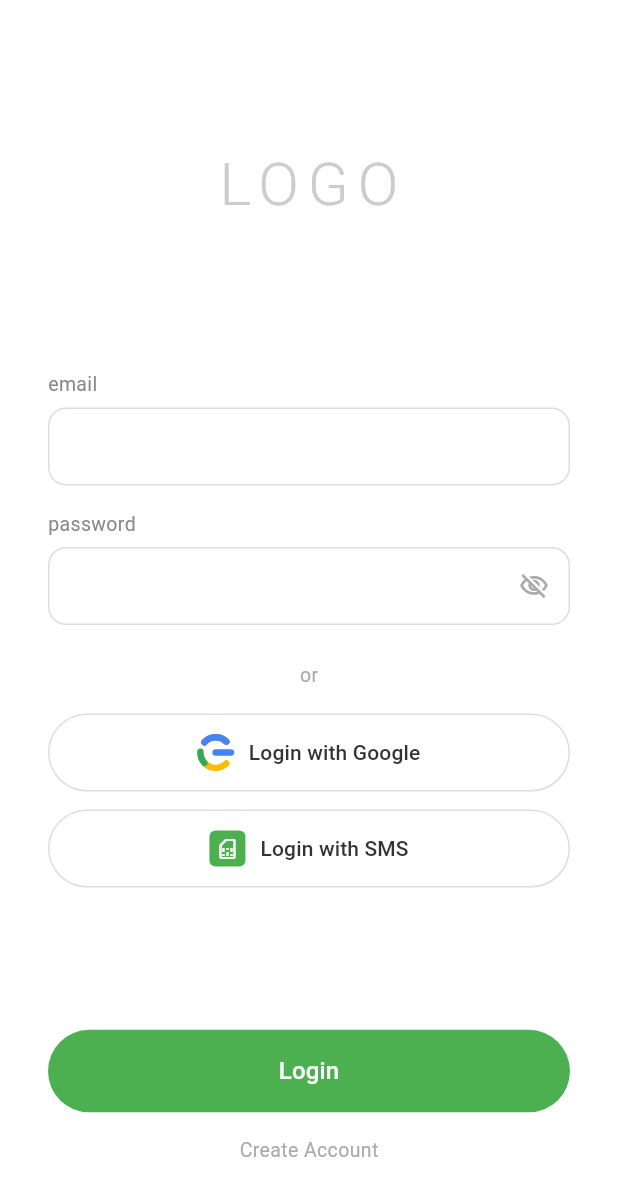
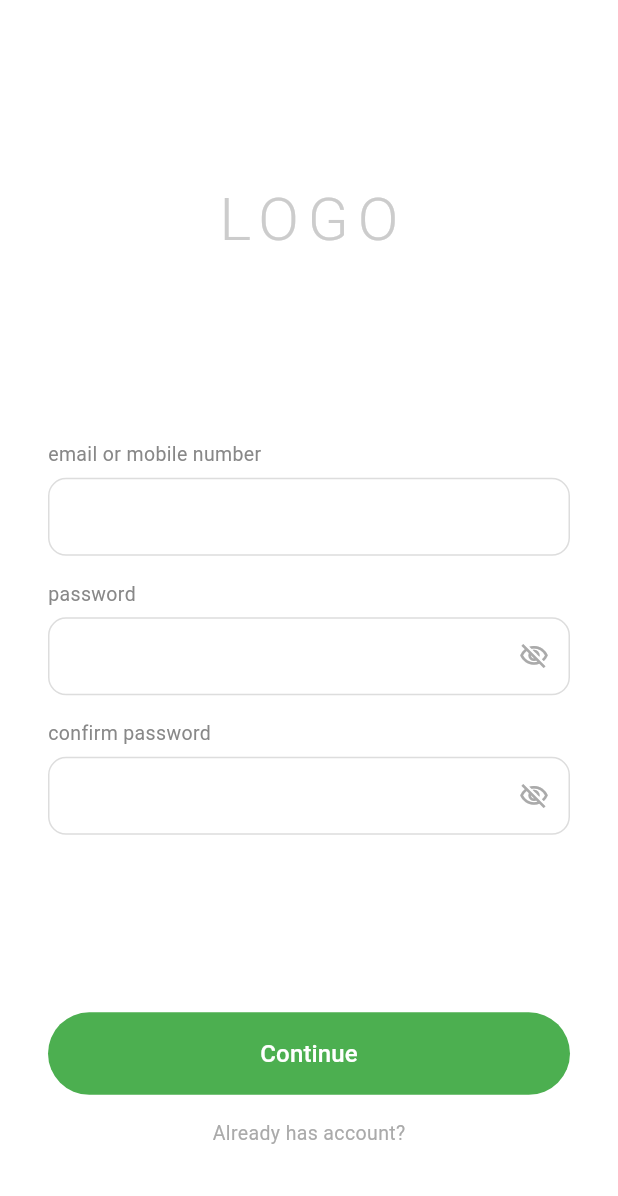
Before and after one commit to jhnlvnndrnl/BIN, a Flutter app: the screen it shows after launch, after a tap on "Create Account", on a phone screen of 412 x 824 dp. Shown: the top 1196 px of the screen. Run offline on Flutter 3.47's test engine with Material 3 defaults, Android fonts, the phone set to English and light mode, and no system bars; our stand-ins replace flutter_dotenv, supabase_flutter; accounts and stored records are empty; network calls fail.

Commit message:
feat: initial supabase auth setup with login, register screens and migrations

```diff
--- a/frontend/lib/main.dart
+++ b/frontend/lib/main.dart
@@ -2,6 +2,7 @@ import 'package:flutter/material.dart';
 import 'package:supabase_flutter/supabase_flutter.dart';
 import 'package:flutter_dotenv/flutter_dotenv.dart';
 import 'screens/login_screen.dart';
+import 'screens/register_screen.dart';
 
 Future<void> main() async {
   WidgetsFlutterBinding.ensureInitialized();
@@ -31,7 +32,11 @@ class MyApp extends StatelessWidget {
         colorScheme: ColorScheme.fromSeed(seedColor: Colors.deepPurple),
         useMaterial3: true,
       ),
-      home: const LoginScreen(),
+      initialRoute: '/login',
+      routes: {
+        '/login':    (context) => const LoginScreen(),
+        '/register': (context) => const RegisterScreen(),
+      },
     );
   }
 }
--- a/frontend/lib/screens/login_screen.dart
+++ b/frontend/lib/screens/login_screen.dart
@@ -335,10 +335,7 @@ class _LoginScreenState extends State<LoginScreen> {
 
               // Create Account
               GestureDetector(
-                onTap: () {
-                  // TODO: navigate to register screen
-                  Navigator.pushNamed(context, '/register');
-                },
+                onTap: () => Navigator.pushNamed(context, '/register'),
                 child: const Center(
                   child: Text(
                     'Create Account',
--- /dev/null
+++ b/frontend/lib/screens/register_screen.dart
@@ -0,0 +1,282 @@
+import 'package:flutter/material.dart';
+import 'package:supabase_flutter/supabase_flutter.dart';
+import '../main.dart';
+
+class RegisterScreen extends StatefulWidget {
+  const RegisterScreen({super.key});
+
+  @override
+  State<RegisterScreen> createState() => _RegisterScreenState();
+}
+
+class _RegisterScreenState extends State<RegisterScreen> {
+  final _emailOrPhoneController = TextEditingController();
+  final _passwordController = TextEditingController();
+  final _confirmPasswordController = TextEditingController();
+
+  bool _obscurePassword = true;
+  bool _obscureConfirm = true;
+  bool _isLoading = false;
+
+  static const _green = Color(0xFF4CAF50);
+
+  @override
+  void dispose() {
+    _emailOrPhoneController.dispose();
+    _passwordController.dispose();
+    _confirmPasswordController.dispose();
+    super.dispose();
+  }
+
+  bool _isPhone(String value) => RegExp(r'^\+?[0-9]{7,15}$').hasMatch(value);
+  bool _isEmail(String value) => RegExp(r'^[^@]+@[^@]+\.[^@]+').hasMatch(value);
+
+  Future<void> _register() async {
+    final input = _emailOrPhoneController.text.trim();
+    final password = _passwordController.text.trim();
+    final confirm = _confirmPasswordController.text.trim();
+
+    // Validations
+    if (input.isEmpty || password.isEmpty || confirm.isEmpty) {
+      _showSnackBar('Please fill in all fields');
+      return;
+    }
+    if (!_isEmail(input) && !_isPhone(input)) {
+      _showSnackBar('Enter a valid email or phone number');
+      return;
+    }
+    if (password != confirm) {
+      _showSnackBar('Passwords do not match');
+      return;
+    }
+    if (password.length < 6) {
+      _showSnackBar('Password must be at least 6 characters');
+      return;
+    }
+
+    setState(() => _isLoading = true);
+
+    try {
+      if (_isEmail(input)) {
+        // ── Email sign up ──
+        await supabase.auth.signUp(
+          email: input,
+          password: password,
+        );
+        if (mounted) {
+          _showSnackBar('Check your email to confirm your account!');
+          Navigator.pushReplacementNamed(context, '/login');
+        }
+      } else {
+        // ── Phone / SMS sign up ──
+        await supabase.auth.signInWithOtp(phone: input);
+        if (mounted) {
+          _showSnackBar('OTP sent to $input');
+          Navigator.pushNamed(context, '/otp', arguments: input);
+        }
+      }
+    } on AuthException catch (e) {
+      _showSnackBar(e.message);
+    } catch (e) {
+      _showSnackBar('Unexpected error occurred');
+    } finally {
+      if (mounted) setState(() => _isLoading = false);
+    }
+  }
+
+  void _showSnackBar(String message) {
+    ScaffoldMessenger.of(context).showSnackBar(
+      SnackBar(content: Text(message)),
+    );
+  }
+
+  @override
+  Widget build(BuildContext context) {
+    return Scaffold(
+      backgroundColor: Colors.white,
+      body: SafeArea(
+        child: Padding(
+          padding: const EdgeInsets.symmetric(horizontal: 32.0),
+          child: Column(
+            crossAxisAlignment: CrossAxisAlignment.stretch,
+            children: [
+              const Spacer(flex: 2),
+
+              // LOGO
+              const Center(
+                child: Text(
+                  'LOGO',
+                  style: TextStyle(
+                    fontSize: 40,
+                    fontWeight: FontWeight.w300,
+                    color: Color(0xFFCCCCCC),
+                    letterSpacing: 6,
+                  ),
+                ),
+              ),
+
+              const Spacer(flex: 2),
+
+              // Email or Mobile Number
+              const Text(
+                'email or mobile number',
+                style: TextStyle(fontSize: 13, color: Color(0xFF888888)),
+              ),
+              const SizedBox(height: 6),
+              TextField(
+                controller: _emailOrPhoneController,
+                keyboardType: TextInputType.emailAddress,
+                decoration: InputDecoration(
+                  contentPadding: const EdgeInsets.symmetric(
+                    horizontal: 16,
+                    vertical: 14,
+                  ),
+                  enabledBorder: OutlineInputBorder(
+                    borderRadius: BorderRadius.circular(12),
+                    borderSide: const BorderSide(color: Color(0xFFDDDDDD)),
+                  ),
+                  focusedBorder: OutlineInputBorder(
+                    borderRadius: BorderRadius.circular(12),
+                    borderSide: const BorderSide(color: _green),
+                  ),
+                  filled: true,
+                  fillColor: Colors.white,
+                ),
+              ),
+
+              const SizedBox(height: 16),
+
+              // Password
+              const Text(
+                'password',
+                style: TextStyle(fontSize: 13, color: Color(0xFF888888)),
+              ),
+              const SizedBox(height: 6),
+              TextField(
+                controller: _passwordController,
+                obscureText: _obscurePassword,
+                decoration: InputDecoration(
+                  contentPadding: const EdgeInsets.symmetric(
+                    horizontal: 16,
+                    vertical: 14,
+                  ),
+                  enabledBorder: OutlineInputBorder(
+                    borderRadius: BorderRadius.circular(12),
+                    borderSide: const BorderSide(color: Color(0xFFDDDDDD)),
+                  ),
+                  focusedBorder: OutlineInputBorder(
+                    borderRadius: BorderRadius.circular(12),
+                    borderSide: const BorderSide(color: _green),
+                  ),
+                  filled: true,
+                  fillColor: Colors.white,
+                  suffixIcon: IconButton(
+                    icon: Icon(
+                      _obscurePassword
+                          ? Icons.visibility_off_outlined
+                          : Icons.visibility_outlined,
+                      color: const Color(0xFFAAAAAA),
+                      size: 20,
+                    ),
+                    onPressed: () =>
+                        setState(() => _obscurePassword = !_obscurePassword),
+                  ),
+                ),
+              ),
+
+              const SizedBox(height: 16),
+
+              // Confirm Password
+              const Text(
+                'confirm password',
+                style: TextStyle(fontSize: 13, color: Color(0xFF888888)),
+              ),
+              const SizedBox(height: 6),
+              TextField(
+                controller: _confirmPasswordController,
+                obscureText: _obscureConfirm,
+                decoration: InputDecoration(
+                  contentPadding: const EdgeInsets.symmetric(
+                    horizontal: 16,
+                    vertical: 14,
+                  ),
+                  enabledBorder: OutlineInputBorder(
+                    borderRadius: BorderRadius.circular(12),
+                    borderSide: const BorderSide(color: Color(0xFFDDDDDD)),
+                  ),
+                  focusedBorder: OutlineInputBorder(
+                    borderRadius: BorderRadius.circular(12),
+                    borderSide: const BorderSide(color: _green),
+                  ),
+                  filled: true,
+                  fillColor: Colors.white,
+                  suffixIcon: IconButton(
+                    icon: Icon(
+                      _obscureConfirm
+                          ? Icons.visibility_off_outlined
+                          : Icons.visibility_outlined,
+                      color: const Color(0xFFAAAAAA),
+                      size: 20,
+                    ),
+                    onPressed: () =>
+                        setState(() => _obscureConfirm = !_obscureConfirm),
+                  ),
+                ),
+              ),
+
+              const Spacer(flex: 2),
+
+              // Continue button
+              ElevatedButton(
+                onPressed: _isLoading ? null : _register,
+                style: ElevatedButton.styleFrom(
+                  backgroundColor: _green,
+                  foregroundColor: Colors.white,
+                  padding: const EdgeInsets.symmetric(vertical: 16),
+                  shape: RoundedRectangleBorder(
+                    borderRadius: BorderRadius.circular(30),
+                  ),
+                  elevation: 0,
+                ),
+                child: _isLoading
+                    ? const SizedBox(
+                        height: 20,
+                        width: 20,
+                        child: CircularProgressIndicator(
+                          color: Colors.white,
+                          strokeWidth: 2,
+                        ),
+                      )
+                    : const Text(
+                        'Continue',
+                        style: TextStyle(
+                          fontSize: 16,
+                          fontWeight: FontWeight.w500,
+                        ),
+                      ),
+              ),
+
+              const SizedBox(height: 16),
+
+              // Already has account
+              GestureDetector(
+                onTap: () => Navigator.pushReplacementNamed(context, '/login'),
+                child: const Center(
+                  child: Text(
+                    'Already has account?',
+                    style: TextStyle(
+                      fontSize: 13,
+                      color: Color(0xFFAAAAAA),
+                    ),
+                  ),
+                ),
+              ),
+
+              const Spacer(flex: 1),
+            ],
+          ),
+        ),
+      ),
+    );
+  }
+}
```
Also changed, not shown: 7 other files.
